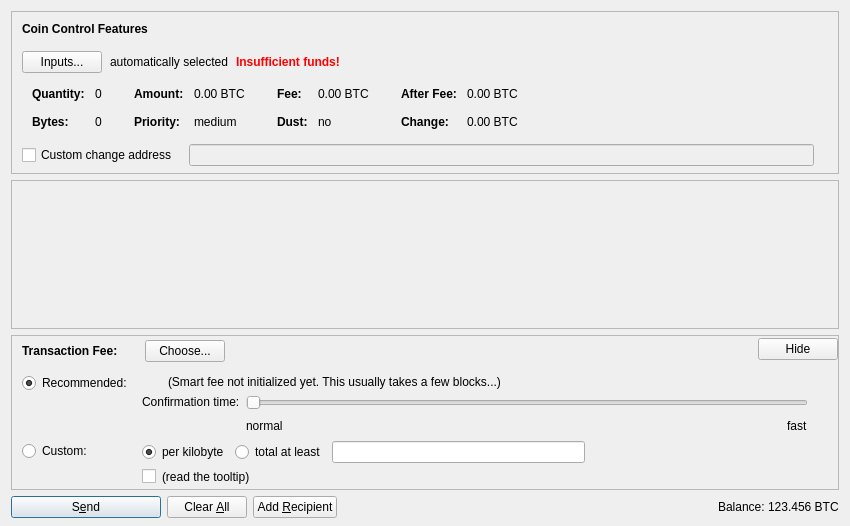
Qt form src/qt/forms/sendcoinsdialog.ui (hideoussquid/aureus-13-gui) before a commit.
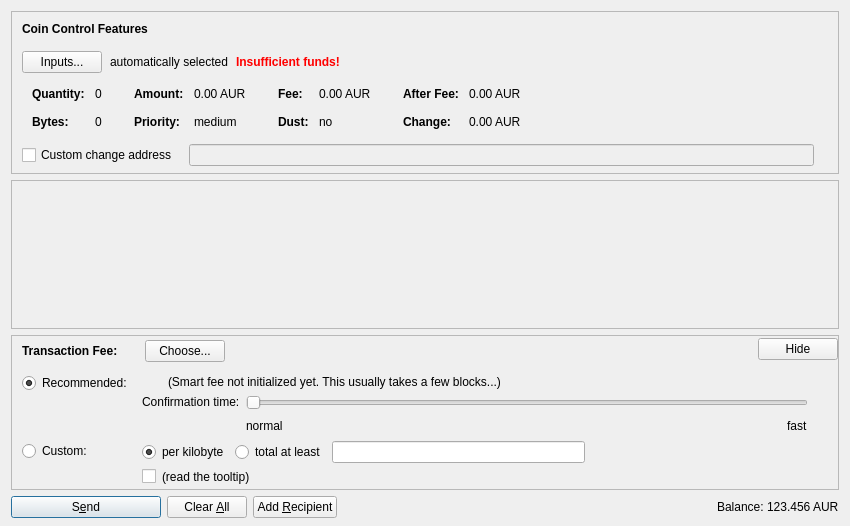
The same form after that commit. Icons and pictures are not drawn. Custom widgets are drawn as their Qt base class.

```diff
--- a/src/qt/forms/sendcoinsdialog.ui
+++ b/src/qt/forms/sendcoinsdialog.ui
@@ -324,7 +324,7 @@
                   <enum>Qt::ActionsContextMenu</enum>
                  </property>
                  <property name="text">
-                  <string notr="true">0.00 BTC</string>
+                  <string notr="true">0.00 AUR</string>
                  </property>
                  <property name="textInteractionFlags">
                   <set>Qt::LinksAccessibleByMouse|Qt::TextSelectableByKeyboard|Qt::TextSelectableByMouse</set>
@@ -404,7 +404,7 @@
                   <enum>Qt::ActionsContextMenu</enum>
                  </property>
                  <property name="text">
-                  <string notr="true">0.00 BTC</string>
+                  <string notr="true">0.00 AUR</string>
                  </property>
                  <property name="textInteractionFlags">
                   <set>Qt::LinksAccessibleByMouse|Qt::TextSelectableByKeyboard|Qt::TextSelectableByMouse</set>
@@ -484,7 +484,7 @@
                   <enum>Qt::ActionsContextMenu</enum>
                  </property>
                  <property name="text">
-                  <string notr="true">0.00 BTC</string>
+                  <string notr="true">0.00 AUR</string>
                  </property>
                  <property name="textInteractionFlags">
                   <set>Qt::LinksAccessibleByMouse|Qt::TextSelectableByKeyboard|Qt::TextSelectableByMouse</set>
@@ -513,7 +513,7 @@
                   <enum>Qt::ActionsContextMenu</enum>
                  </property>
                  <property name="text">
-                  <string notr="true">0.00 BTC</string>
+                  <string notr="true">0.00 AUR</string>
                  </property>
                  <property name="textInteractionFlags">
                   <set>Qt::LinksAccessibleByMouse|Qt::TextSelectableByKeyboard|Qt::TextSelectableByMouse</set>
@@ -1299,7 +1299,7 @@
           <cursorShape>IBeamCursor</cursorShape>
          </property>
          <property name="text">
-          <string notr="true">123.456 BTC</string>
+          <string notr="true">123.456 AUR</string>
          </property>
          <property name="textInteractionFlags">
           <set>Qt::LinksAccessibleByMouse|Qt::TextSelectableByKeyboard|Qt::TextSelectableByMouse</set>
```
Left out of the diff: 18 changed lines with no effect on the pictures.
